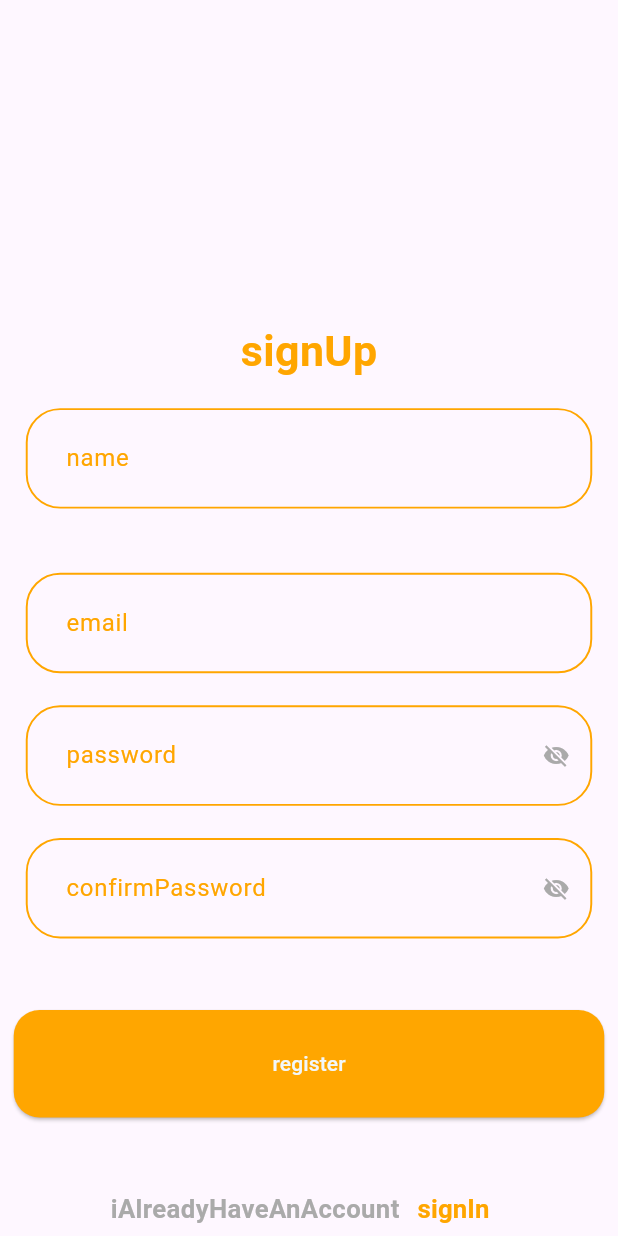
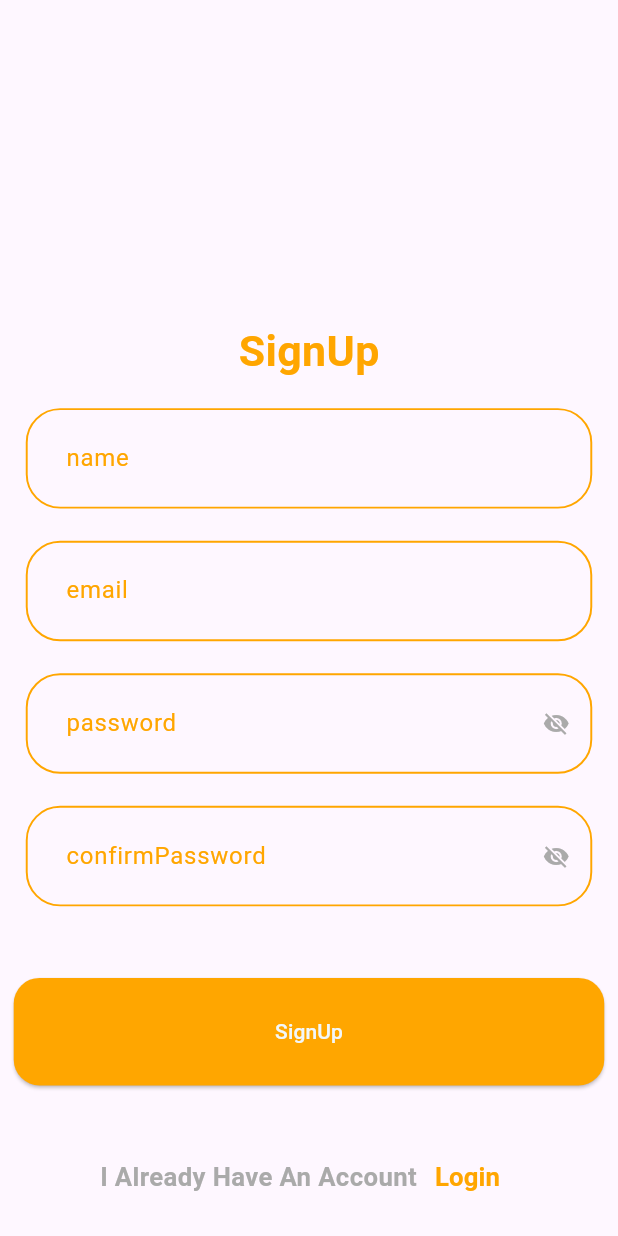
Before and after one commit to MennaRefaatt/iChat, a Flutter app: the screen it shows after launch, after a tap on "signUp", on a phone screen of 412 x 824 dp. Run offline on Flutter 3.47's test engine with Material 3 defaults, Android fonts, the phone set to English and light mode, and no system bars; our stand-ins replace bloc, cloud_firestore, device_preview, firebase_auth, firebase_core, firebase_messaging and 8 more; missing offline and left inert: agora_rtc_engine; accounts and stored records are empty.

Commit message:
fix authentication errors

```diff
--- a/lib/core/di/di.dart
+++ b/lib/core/di/di.dart
@@ -4,7 +4,6 @@ import '../../features/authentication/login/data/data_source/ds_login_remote.dar
 import '../../features/authentication/login/data/repos_impl/login_repo.dart';
 import '../../features/authentication/login/domain/repo_base/login_repo_base.dart';
 import '../../features/authentication/login/domain/usecases/login_usecase.dart';
-import '../../features/authentication/register/data/data_source/ds_register_local.dart';
 import '../../features/authentication/register/data/data_source/ds_register_remote.dart';
 import '../../features/authentication/register/data/repo_impl/repo_register_impl.dart';
 import '../../features/authentication/register/domain/repo_base/repo_base.dart';
@@ -27,9 +26,7 @@ Future<void> init() async {
       () => RegisterUseCase(registerRepo: sl<RegisterRepoBase>()));
   sl.registerLazySingleton<DSRegisterRemote>(() => DSRegisterRemoteImpl());
   sl.registerLazySingleton<RegisterRepoBase>(
-    () => RegisterRepoImpl(remoteDataSource: sl(), localDataSource: sl()),
+    () => RegisterRepoImpl(remoteDataSource: sl(),),
   );
-  sl.registerLazySingleton<DSRegisterLocal>(() => DSRegisterLocalImpl());
-
 
 }
--- a/lib/features/authentication/login/data/data_source/ds_login_remote.dart
+++ b/lib/features/authentication/login/data/data_source/ds_login_remote.dart
@@ -32,7 +32,7 @@ class DSLoginRemoteImpl implements DSLoginRemote {
       userId: uid,
       email: userDoc['email'],
       name: userDoc['name'],
-      token: userDoc['token'],
+      token: uid,
     );
   }
 
--- a/lib/features/authentication/login/presentation/screen/login_screen.dart
+++ b/lib/features/authentication/login/presentation/screen/login_screen.dart
@@ -57,7 +57,7 @@ class _LoginScreenState extends State<LoginScreen> {
               BlocBuilder<LoginCubit, LoginState>(
                 builder: (context, state) {
                   if (state is LoginSuccess) {
-                     Router.navigate(context, RoutingEndpoints.chat as VoidCallback);
+                   pushNamedAndRemoveUntil(context, RoutingEndpoints.chats);
                   }
                   if (state is LoginLoading) {
                     return const Center(
--- a/lib/features/authentication/register/data/models/register_model.dart
+++ b/lib/features/authentication/register/data/models/register_model.dart
@@ -17,4 +17,6 @@ class RegisterData {
   });
   factory RegisterData.fromJson(Map<String, dynamic> json) =>
       _$RegisterDataFromJson(json);
+
+  Map<String, dynamic> toJson() => _$RegisterDataToJson(this);
 }
--- a/lib/features/authentication/register/domain/repo_base/repo_base.dart
+++ b/lib/features/authentication/register/domain/repo_base/repo_base.dart
@@ -3,5 +3,5 @@ import 'package:iChat/features/authentication/register/data/models/register_mode
 import '../entity/register_request_entity.dart';
 
 abstract class RegisterRepoBase {
-  Future<RegisterData?> register(RegisterRequestEntity registerRequestEntity);
+  Future<bool> register(RegisterRequestEntity registerRequestEntity);
 }
--- a/lib/features/authentication/register/domain/usecases/register_usecase.dart
+++ b/lib/features/authentication/register/domain/usecases/register_usecase.dart
@@ -6,7 +6,7 @@ class RegisterUseCase {
   final RegisterRepoBase registerRepo;
   RegisterUseCase({required this.registerRepo});
 
-  Future<RegisterData?> execute(RegisterRequestEntity registerRequestEntity) async{
+  Future<bool> execute(RegisterRequestEntity registerRequestEntity) async{
     return registerRepo.register(registerRequestEntity);
   }
 }
--- a/lib/features/authentication/register/presentation/manager/register_cubit.dart
+++ b/lib/features/authentication/register/presentation/manager/register_cubit.dart
@@ -1,5 +1,6 @@
 import 'package:bloc/bloc.dart';
 import 'package:flutter/material.dart';
+import 'package:iChat/core/utils/safe_print.dart';
 import 'package:iChat/features/authentication/register/data/models/register_model.dart';
 import 'package:meta/meta.dart';
 
@@ -21,8 +22,9 @@ class RegisterCubit extends Cubit<RegisterState> {
       email: userDataFormValidators.emailController.text,
       password: userDataFormValidators.passwordController.text,
     ));
-    if(response != null) {
-      emit(RegisterSuccessState(response));
+    if(response ==true) {
+      safePrint("response => $response");
+      emit(RegisterSuccessState(true));
     }else {
       emit(RegisterErrorState(response.toString()));
     }
--- a/lib/features/authentication/register/presentation/manager/register_state.dart
+++ b/lib/features/authentication/register/presentation/manager/register_state.dart
@@ -8,7 +8,7 @@ final class RegisterInitial extends RegisterState {}
 final class RegisterLoadingState extends RegisterState {}
 
 final class RegisterSuccessState extends RegisterState {
-  final RegisterData registerData;
+  final bool registerData;
 
   RegisterSuccessState(this.registerData);
 }
--- a/lib/features/authentication/register/presentation/screen/register_screen.dart
+++ b/lib/features/authentication/register/presentation/screen/register_screen.dart
@@ -10,7 +10,7 @@ import '../manager/register_cubit.dart';
 import '../widgets/register_form.dart';
 
 class RegisterScreen extends StatefulWidget {
-  RegisterScreen({super.key});
+  const RegisterScreen({super.key});
 
   @override
   State<RegisterScreen> createState() => _RegisterScreenState();
@@ -30,7 +30,7 @@ class _RegisterScreenState extends State<RegisterScreen> {
             verticalSpacing(150.h),
             Center(
               child: Text(
-               "signUp",
+               "SignUp",
                 style: TextStyle(
                     fontSize: 25.sp,
                     fontWeight: FontWeight.bold,
@@ -45,7 +45,6 @@ class _RegisterScreenState extends State<RegisterScreen> {
                   return const Center(
                       child: CircularProgressIndicator(
                     color: AppColors.primary,
-                    backgroundColor: Colors.white70,
                   ));
                 } else {
                   return AppButton(
@@ -56,7 +55,7 @@ class _RegisterScreenState extends State<RegisterScreen> {
                         cubit.register();
                       }
                     },
-                    text: "register",
+                    text: "SignUp",
                     textStyle: const TextStyle(color: AppColors.primaryLight),
                   );
                 }
@@ -67,7 +66,7 @@ class _RegisterScreenState extends State<RegisterScreen> {
               mainAxisAlignment: MainAxisAlignment.center,
               children: [
                 Text(
-                  'iAlreadyHaveAnAccount',
+                  'I Already Have An Account',
                   style: TextStyle(
                       color: AppColors.greyBorder,
                       fontSize: 15.sp,
@@ -78,7 +77,7 @@ class _RegisterScreenState extends State<RegisterScreen> {
                       pop(context);
                     },
                     child: Text(
-                      'signIn',
+                      'Login',
                       style: TextStyle(
                           color: AppColors.primary,
                           fontSize: 15.sp,
--- a/lib/features/authentication/register/presentation/widgets/register_form.dart
+++ b/lib/features/authentication/register/presentation/widgets/register_form.dart
@@ -33,9 +33,9 @@ class _RegisterFormState extends State<RegisterForm> {
           );
         } else if (state is RegisterSuccessState) {
           ScaffoldMessenger.of(context).showSnackBar(
-            const SnackBar(
+             const SnackBar(
               backgroundColor: AppColors.green,
-              content: Text('register',),
+              content: Text("Register Success"),
             ),
           );
 
@@ -65,7 +65,6 @@ class _RegisterFormState extends State<RegisterForm> {
               validator: (value) =>
                   widget.cubit.userDataFormValidators.validateName(value),
             ),
-            verticalSpacing(15.h),
             verticalSpacing(15.h),
             AppTextFormField(
               textInputAction: TextInputAction.next,
--- a/pubspec.yaml
+++ b/pubspec.yaml
@@ -38,7 +38,7 @@ dependencies:
   shared_preferences: ^2.3.2
   dio: ^5.7.0
   json_serializable: ^6.8.0
-  json_annotation: ^4.8.0
+  json_annotation: ^4.9.0
   responsive_sizer: ^3.3.1
   flutter_svg: ^2.0.10+1
   cached_network_image: ^3.4.1
```
Also changed, not shown: lib/features/authentication/register/data/data_source/ds_register_local.dart (deleted, +0 -44 lines), lib/features/authentication/register/data/data_source/ds_register_remote.dart (+40 -15 lines), lib/features/authentication/register/data/repo_impl/repo_register_impl.dart (+4 -6 lines).
